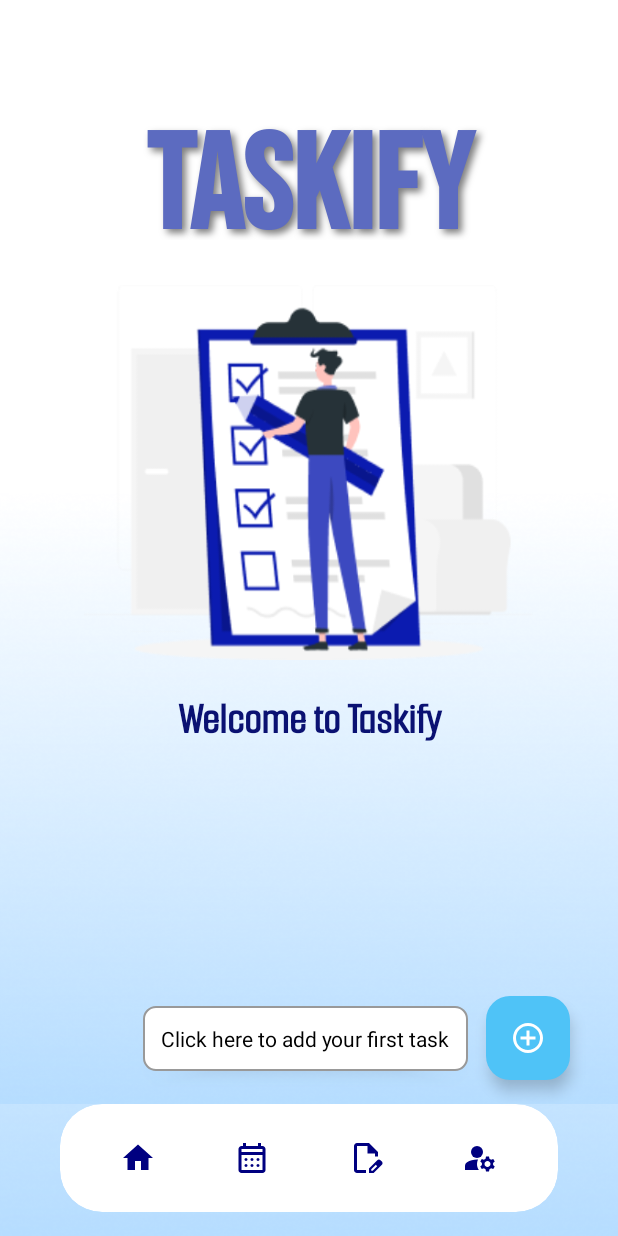
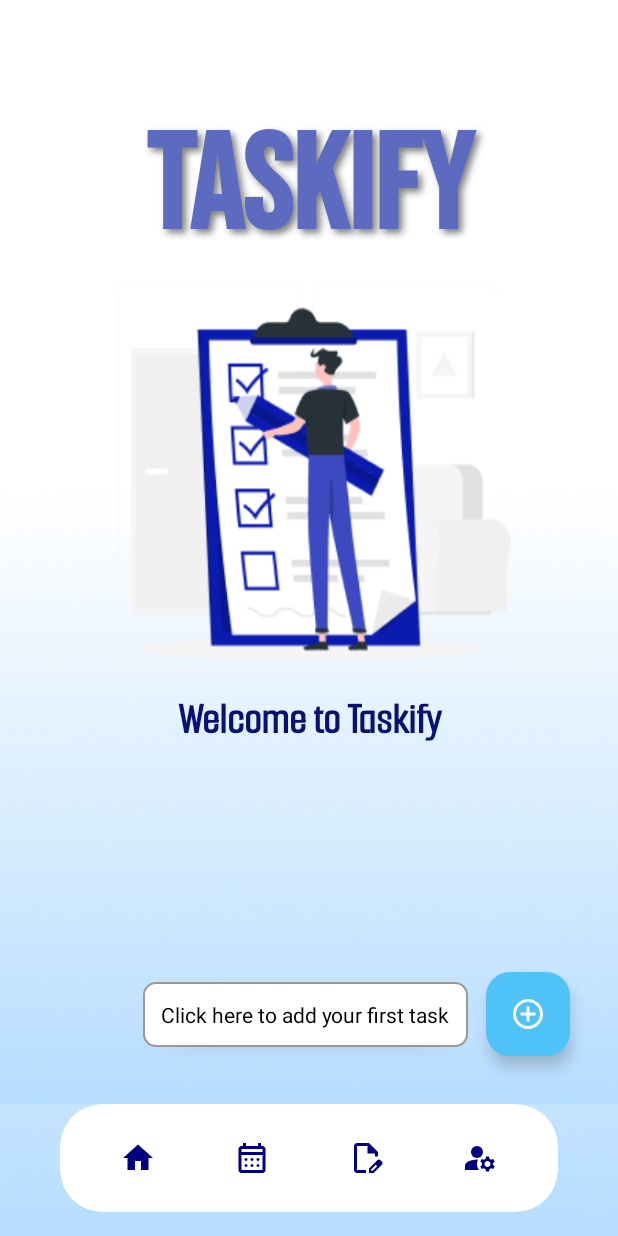
Before and after one commit to phuoccouhp/AndroidAppHoTroSapXepvaQuanlyCongViec, an Android app: the HomeActivity screen opened directly, with no data from a screen before it, on a phone screen of 412 x 824 dp. Run offline under Robolectric (Android 15) with nearby library versions, the phone set to English and light mode, and no system bars; our stand-ins replace CircleImageView.

Commit message:
sua vi tri nut add chi xuat hien o frangment home
sua vi tri nut add chi xuat hien o frangment home

```diff
--- a/app/src/main/java/com/example/login_signup/HomeActivity.java
+++ b/app/src/main/java/com/example/login_signup/HomeActivity.java
@@ -8,53 +8,43 @@ import androidx.fragment.app.Fragment;
 import androidx.fragment.app.FragmentManager;
 import androidx.fragment.app.FragmentTransaction;
 import com.google.android.material.floatingactionbutton.FloatingActionButton;
-
 public class HomeActivity extends AppCompatActivity {
 
     private ImageButton homeButton, calendarButton, documentsButton, settingsButton;
-    private FloatingActionButton fabAddTask;
+    // XÓA hoặc comment dòng dưới:
+    // private FloatingActionButton fabAddTask;
 
     @Override
     protected void onCreate(Bundle savedInstanceState) {
         super.onCreate(savedInstanceState);
         setContentView(R.layout.activity_home);
 
-        // Ánh xạ view từ layout
         homeButton = findViewById(R.id.nav_home_button);
         calendarButton = findViewById(R.id.nav_calendar_button);
         documentsButton = findViewById(R.id.nav_documents_button);
         settingsButton = findViewById(R.id.nav_settings_button);
-        fabAddTask = findViewById(R.id.fab_add_task);
 
-        // Mặc định hiển thị HomeFragment
+        // XÓA phần này:
+        // fabAddTask = findViewById(R.id.fab_add_task);
+        // fabAddTask.setOnClickListener(v -> {
+        //     Intent intent = new Intent(HomeActivity.this, AddTaskActivity.class);
+        //     startActivity(intent);
+        // });
+
         if (savedInstanceState == null) {
             loadFragment(new HomeFragment());
         }
 
-        // ================== XỬ LÝ CÁC NÚT ==================
         homeButton.setOnClickListener(v -> loadFragment(new HomeFragment()));
-
-        // Nút thứ 2: hiển thị CalendarFragment
         calendarButton.setOnClickListener(v -> loadFragment(new CalendarFragment()));
-
-        // Nút thứ 3: DocumentsFragment
         documentsButton.setOnClickListener(v -> loadFragment(new DocumentsFragment()));
-
-        // Nút thứ 4: ProfileFragment (settings)
         settingsButton.setOnClickListener(v -> loadFragment(new ProfileFragment()));
-
-        // Nút FloatingActionButton thêm task
-        fabAddTask.setOnClickListener(v -> {
-            Intent intent = new Intent(HomeActivity.this, AddTaskActivity.class);
-            startActivity(intent);
-        });
     }
 
-    // Hàm load fragment chung
     private void loadFragment(Fragment fragment) {
-        FragmentManager fragmentManager = getSupportFragmentManager();
-        FragmentTransaction fragmentTransaction = fragmentManager.beginTransaction();
-        fragmentTransaction.replace(R.id.fragment_container, fragment);
-        fragmentTransaction.commit();
+        getSupportFragmentManager()
+                .beginTransaction()
+                .replace(R.id.fragment_container, fragment)
+                .commit();
     }
 }
--- a/app/src/main/java/com/example/login_signup/HomeFragment.java
+++ b/app/src/main/java/com/example/login_signup/HomeFragment.java
@@ -1,21 +1,27 @@
 package com.example.login_signup;
 
+import android.content.Intent;
 import android.os.Bundle;
 import androidx.fragment.app.Fragment;
 import android.view.LayoutInflater;
 import android.view.View;
 import android.view.ViewGroup;
+import com.google.android.material.floatingactionbutton.FloatingActionButton;
 
 public class HomeFragment extends Fragment {
 
-    public HomeFragment() {
-        // Required empty public constructor
+    public HomeFragment() {}
+    @Override
+    public View onCreateView(LayoutInflater inflater, ViewGroup container, Bundle savedInstanceState) {
+        View view = inflater.inflate(R.layout.fragment_home, container, false);
+
+        FloatingActionButton fabAddTask = view.findViewById(R.id.fab_add_task);
+        fabAddTask.setOnClickListener(v -> {
+            Intent intent = new Intent(getActivity(), AddTaskActivity.class);
+            startActivity(intent);
+        });
+
+        return view;
     }
 
-    @Override
-    public View onCreateView(LayoutInflater inflater, ViewGroup container,
-                             Bundle savedInstanceState) {
-        // Inflate layout fragment_home.xml cho Fragment này
-        return inflater.inflate(R.layout.fragment_home, container, false);
-    }
 }
--- a/app/src/main/res/layout/activity_home.xml
+++ b/app/src/main/res/layout/activity_home.xml
@@ -8,6 +8,7 @@
     android:background="@drawable/background"
     tools:context=".HomeActivity">
 
+    <!-- Khung chứa fragment -->
     <androidx.fragment.app.FragmentContainerView
         android:id="@+id/fragment_container"
         android:layout_width="0dp"
@@ -17,6 +18,7 @@
         app:layout_constraintStart_toStartOf="parent"
         app:layout_constraintEnd_toEndOf="parent" />
 
+    <!-- Thanh navigation -->
     <androidx.cardview.widget.CardView
         android:id="@+id/bottom_nav_card"
         android:layout_width="wrap_content"
@@ -44,7 +46,7 @@
                 android:background="@drawable/custom_ripple"
                 app:tint="@color/navy_blue"
                 android:padding="8dp"
-                android:contentDescription="Home"/>
+                android:contentDescription="Home" />
 
             <ImageButton
                 android:id="@+id/nav_calendar_button"
@@ -55,7 +57,7 @@
                 app:tint="@color/navy_blue"
                 android:padding="8dp"
                 android:layout_marginStart="36dp"
-                android:contentDescription="Calendar"/>
+                android:contentDescription="Calendar" />
 
             <ImageButton
                 android:id="@+id/nav_documents_button"
@@ -66,7 +68,7 @@
                 app:tint="@color/navy_blue"
                 android:padding="8dp"
                 android:layout_marginStart="36dp"
-                android:contentDescription="Documents"/>
+                android:contentDescription="Documents" />
 
             <ImageButton
                 android:id="@+id/nav_settings_button"
@@ -77,37 +79,7 @@
                 app:tint="@color/navy_blue"
                 android:padding="8dp"
                 android:layout_marginStart="36dp"
-                android:contentDescription="Settings"/>
+                android:contentDescription="Settings" />
         </LinearLayout>
     </androidx.cardview.widget.CardView>
-    <TextView
-        android:id="@+id/tv_tooltip"
-        android:layout_width="wrap_content"
-        android:layout_height="wrap_content"
-        android:background="@drawable/tooltip_bubble_bg"
-        android:elevation="4dp"
-        android:padding="12dp"
-        android:text="Click here to add your first task"
-        android:textColor="@android:color/black"
-
-        android:layout_marginEnd="12dp"
-        app:layout_constraintEnd_toStartOf="@id/fab_add_task"
-        app:layout_constraintTop_toTopOf="@id/fab_add_task"
-        app:layout_constraintBottom_toBottomOf="@id/fab_add_task" />
-
-
-    <com.google.android.material.floatingactionbutton.FloatingActionButton
-        android:id="@+id/fab_add_task"
-        android:layout_width="wrap_content"
-        android:layout_height="wrap_content"
-        android:src="@drawable/outline_add_circle_24"
-        app:tint="@color/white"
-        app:backgroundTint="@color/pastel_blue_dark"
-        android:contentDescription="Add new task"
-
-        app:layout_constraintBottom_toTopOf="@id/bottom_nav_card"
-        app:layout_constraintEnd_toEndOf="parent"
-        android:layout_marginEnd="32dp"
-        android:layout_marginBottom="16dp" />
-
 </androidx.constraintlayout.widget.ConstraintLayout>
--- a/app/src/main/res/layout/fragment_home.xml
+++ b/app/src/main/res/layout/fragment_home.xml
@@ -51,4 +51,33 @@
         app:layout_constraintRight_toRightOf="parent"
         app:layout_constraintTop_toBottomOf="@id/image_business" />
 
+    <!-- Tooltip -->
+    <TextView
+        android:id="@+id/tv_tooltip"
+        android:layout_width="wrap_content"
+        android:layout_height="wrap_content"
+        android:background="@drawable/tooltip_bubble_bg"
+        android:elevation="4dp"
+        android:padding="12dp"
+        android:text="Click here to add your first task"
+        android:textColor="@android:color/black"
+        android:layout_marginEnd="12dp"
+        app:layout_constraintEnd_toStartOf="@id/fab_add_task"
+        app:layout_constraintTop_toTopOf="@id/fab_add_task"
+        app:layout_constraintBottom_toBottomOf="@id/fab_add_task" />
+
+    <!-- Floating Action Button -->
+    <com.google.android.material.floatingactionbutton.FloatingActionButton
+        android:id="@+id/fab_add_task"
+        android:layout_width="wrap_content"
+        android:layout_height="wrap_content"
+        android:src="@drawable/outline_add_circle_24"
+        app:tint="@color/white"
+        app:backgroundTint="@color/pastel_blue_dark"
+        android:contentDescription="Add new task"
+        app:layout_constraintBottom_toBottomOf="parent"
+        app:layout_constraintEnd_toEndOf="parent"
+        android:layout_marginEnd="32dp"
+        android:layout_marginBottom="32dp" />
+
 </androidx.constraintlayout.widget.ConstraintLayout>
```
Also changed, not shown: app/src/main/res/layout/item_task.xml (+26 -24 lines).
